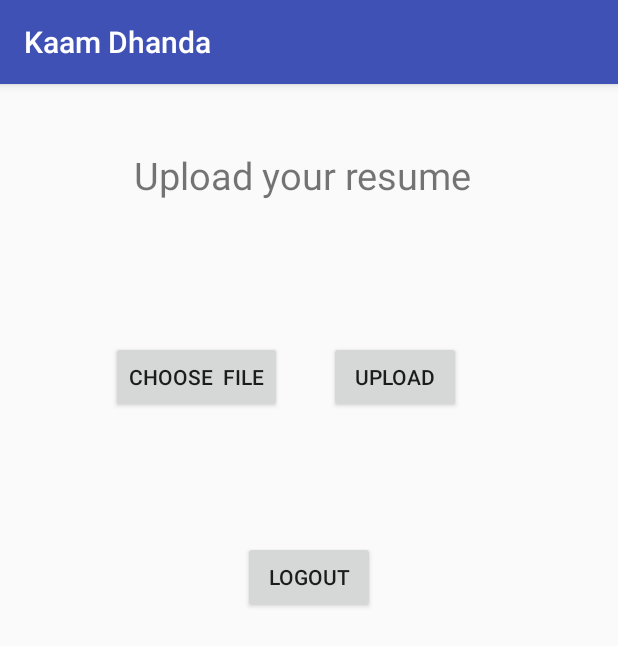
After one commit to MinorProj/Jobber, an Android app: the Resume screen opened directly, with no data from a screen before it, on a phone screen of 412 x 824 dp. The commit adds this screen. Shown: the top 646 px of the screen. Run offline under Robolectric (Android 15) with nearby library versions, the phone set to English and light mode, and no system bars; our stand-ins replace Firebase (no records; nobody signed in at launch, a user with empty details on screens opened directly); 1 statement that could not run was skipped.

Commit message:
added resume page and done logging page

```diff
--- a/app/build.gradle
+++ b/app/build.gradle
@@ -29,10 +29,13 @@ dependencies {
     compile 'com.android.support:design:25.3.1'
     compile 'com.google.firebase:firebase-auth:10.0.1'
     compile 'com.google.firebase:firebase-database:10.0.1'
-    compile 'pl.droidsonroids.gif:android-gif-drawable:1.2.4'
+    compile 'pl.droidsonroids.gif:android-gif-drawable:1.2.2'
+    compile 'com.google.firebase:firebase-storage:10.0.1'
     testCompile 'junit:junit:4.12'
 }
 
 
 
+
+
 apply plugin: 'com.google.gms.google-services'
--- a/app/src/main/AndroidManifest.xml
+++ b/app/src/main/AndroidManifest.xml
@@ -3,6 +3,7 @@
     package="comorgsminorproj.httpsgithub.jobber">
 
     <uses-permission android:name="android.permission.INTERNET" />
+    <uses-permission android:name="android.permission.READ_EXTERNAL_STORAGE" />
 
     <application
         android:allowBackup="true"
@@ -39,6 +40,7 @@
                 android:name="android.support.PARENT_ACTIVITY"
                 android:value=".MainActivity" />
         </activity>
+        <activity android:name=".Resume"></activity>
     </application>
 
 </manifest>
--- /dev/null
+++ b/app/src/main/java/comorgsminorproj/httpsgithub/jobber/Resume.java
@@ -0,0 +1,41 @@
+package comorgsminorproj.httpsgithub.jobber;
+
+import android.content.Intent;
+import android.support.v7.app.AppCompatActivity;
+import android.os.Bundle;
+import android.view.View;
+import android.widget.Button;
+
+import com.google.firebase.auth.FirebaseAuth;
+import com.google.firebase.auth.FirebaseUser;
+
+public class Resume extends AppCompatActivity implements View.OnClickListener{
+
+    private FirebaseAuth mAuth;
+    private Button logout;
+
+    @Override
+    protected void onCreate(Bundle savedInstanceState) {
+        super.onCreate(savedInstanceState);
+        setContentView(R.layout.activity_resume);
+
+        mAuth = FirebaseAuth.getInstance();
+
+        if(mAuth.getCurrentUser() == null){
+            finish();
+            startActivity(new Intent(this,Login.class));
+        }
+
+        logout.setOnClickListener(this);
+    }
+
+
+    @Override
+    public void onClick(View view) {
+        if(view == logout){
+            mAuth.signOut();
+            finish();
+            startActivity(new Intent(this,Login.class));
+        }
+    }
+}
--- /dev/null
+++ b/app/src/main/res/layout/activity_resume.xml
@@ -0,0 +1,61 @@
+<?xml version="1.0" encoding="utf-8"?>
+<RelativeLayout xmlns:android="http://schemas.android.com/apk/res/android"
+    xmlns:app="http://schemas.android.com/apk/res-auto"
+    xmlns:tools="http://schemas.android.com/tools"
+    android:layout_width="match_parent"
+    android:layout_height="match_parent"
+    tools:context="comorgsminorproj.httpsgithub.jobber.Resume">
+
+    <Button
+        android:id="@+id/btFile"
+        android:layout_width="wrap_content"
+        android:layout_height="wrap_content"
+        android:text="Choose  file"
+        tools:layout_editor_absoluteX="36dp"
+        tools:layout_editor_absoluteY="138dp"
+        android:layout_marginLeft="74dp"
+        android:layout_marginStart="74dp"
+        android:layout_marginTop="93dp"
+        android:layout_below="@+id/textView2"
+        android:layout_alignParentLeft="true"
+        android:layout_alignParentStart="true" />
+
+    <Button
+        android:id="@+id/btUpload"
+        android:layout_width="wrap_content"
+        android:layout_height="wrap_content"
+        android:text="Upload"
+        tools:layout_editor_absoluteX="228dp"
+        tools:layout_editor_absoluteY="138dp"
+        android:layout_marginLeft="31dp"
+        android:layout_marginStart="31dp"
+        android:layout_alignBaseline="@+id/btFile"
+        android:layout_alignBottom="@+id/btFile"
+        android:layout_toRightOf="@+id/btFile"
+        android:layout_toEndOf="@+id/btFile" />
+
+    <TextView
+        android:id="@+id/textView2"
+        android:layout_width="wrap_content"
+        android:layout_height="wrap_content"
+        android:text="Upload your resume"
+        android:textSize="25sp"
+        tools:layout_editor_absoluteX="130dp"
+        tools:layout_editor_absoluteY="40dp"
+        android:layout_alignParentTop="true"
+        android:layout_alignLeft="@+id/btFile"
+        android:layout_alignStart="@+id/btFile"
+        android:layout_marginLeft="15dp"
+        android:layout_marginStart="15dp"
+        android:layout_marginTop="43dp" />
+
+    <Button
+        android:id="@+id/btLogout"
+        android:layout_width="wrap_content"
+        android:layout_height="wrap_content"
+        android:layout_below="@+id/btFile"
+        android:layout_centerHorizontal="true"
+        android:layout_marginTop="85dp"
+        android:text="Logout" />
+
+</RelativeLayout>
--- a/app/src/main/res/layout/login.xml
+++ b/app/src/main/res/layout/login.xml
@@ -31,7 +31,7 @@
         android:inputType="textPassword" />
 
     <Button
-        android:id="@+id/login"
+        android:id="@+id/loginbt"
         style="@style/Widget.AppCompat.Button.Colored"
         android:layout_width="wrap_content"
         android:layout_height="50dp"
```
Also changed, not shown: app/src/main/java/comorgsminorproj/httpsgithub/jobber/Login.java (+16 -4 lines), app/src/main/res/layout/activity_main.xml (+2 -22 lines), app/src/main/res/layout/register.xml (+12 -6 lines).
